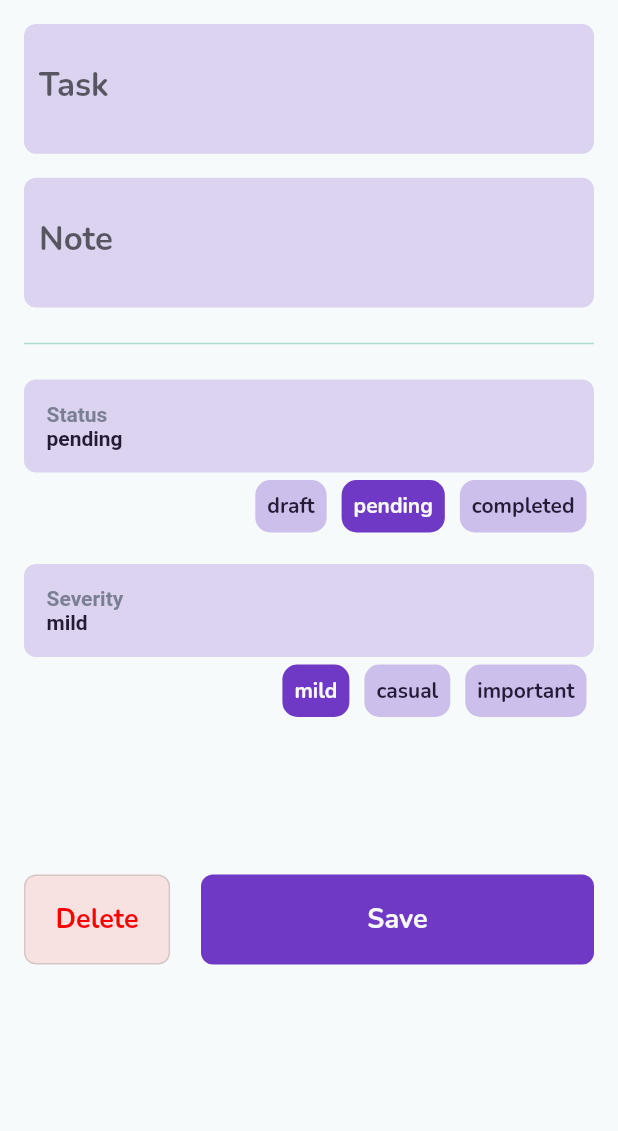
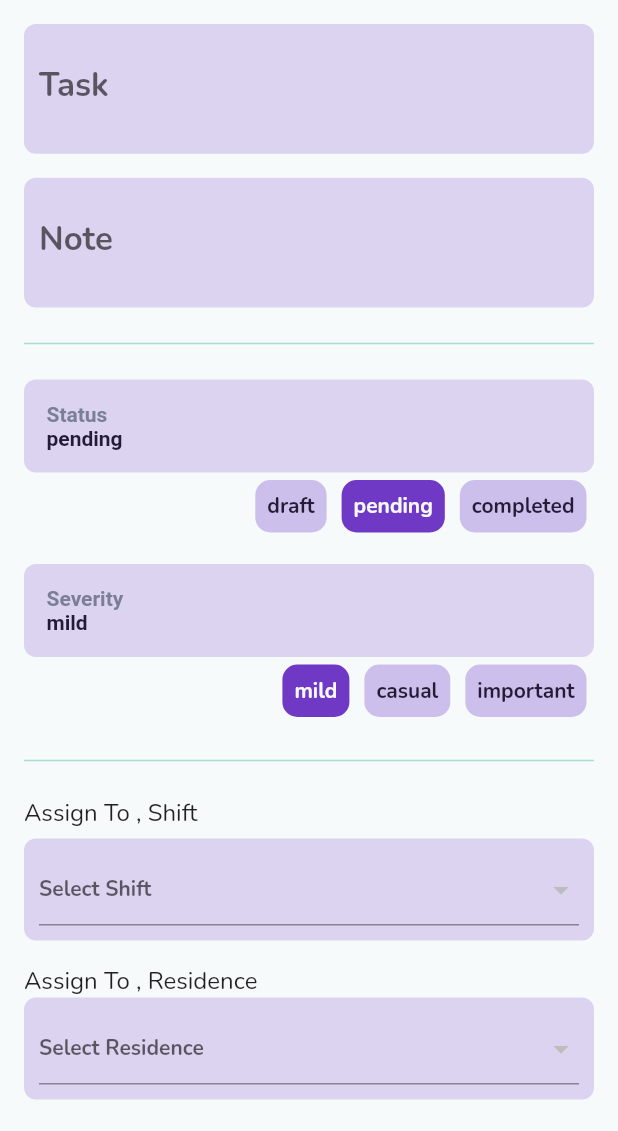
Before and after one commit to codeswot/nursey, a Flutter app: the EditTask screen opened directly with empty values, on a phone screen of 412 x 824 dp, the part 105-1236 px from its top. Run offline on Flutter 3.47's test engine with Material 2 defaults, Android fonts, the phone set to English and light mode, and no system bars; our stand-ins replace cloud_firestore, equatable, firebase_auth, firebase_core, flutter_bloc, flutter_spinkit and 4 more; missing offline and left inert: spring; accounts and stored records are empty.

Commit message:
update, create task

```diff
--- a/lib/app/ui/screens/task/edit_task.dart
+++ b/lib/app/ui/screens/task/edit_task.dart
@@ -1,4 +1,5 @@
 import 'package:flutter/material.dart';
+import 'package:google_fonts/google_fonts.dart';
 import 'package:nursey/app/models/task/enums.dart';
 import 'package:nursey/app/models/task/task.dart';
 import 'package:nursey/app/utils/design/design.dart';
@@ -60,6 +61,27 @@ class _EditTaskState extends State<EditTask> {
                       });
                     },
                   ),
+                  const SizedBox(height: 16),
+                  const Divider(color: AppColors.secondaryAccent, thickness: 1),
+                  const SizedBox(height: 16),
+                  Text('Assign To , Shift',
+                      style: GoogleFonts.nunito(fontSize: 16)),
+                  const SizedBox(height: 6),
+                  ShiftDropDown(
+                    value: widget.task.shift,
+                    onChanged: (newShift) {
+                      // setState(() {
+                      //   widget.task.shift = newShift;
+                      // }
+                      // );
+                    },
+                  ),
+                  const SizedBox(height: 16),
+                  Text('Assign To , Residence',
+                      style: GoogleFonts.nunito(fontSize: 16)),
+                  ResidenceDropDownPicker(
+                      value: widget.task.residence,
+                      onChanged: (newResidence) {}),
                 ],
               ),
               const SizedBox(height: 100),
--- a/lib/app/ui/widgets/app_form_field.dart
+++ b/lib/app/ui/widgets/app_form_field.dart
@@ -99,7 +99,7 @@ class ShiftDropDown extends StatelessWidget {
                       (e) => DropdownMenuItem(
                         value: e,
                         child: Text(
-                          e.name ?? '',
+                          '${e.name} Shift' ?? '',
                           style: GoogleFonts.nunito(
                             color: AppColors.primaryText,
                             fontWeight: FontWeight.bold,
```
Also changed, not shown: lib/app/ui/screens/task/create_task.dart (+65 -75 lines).
